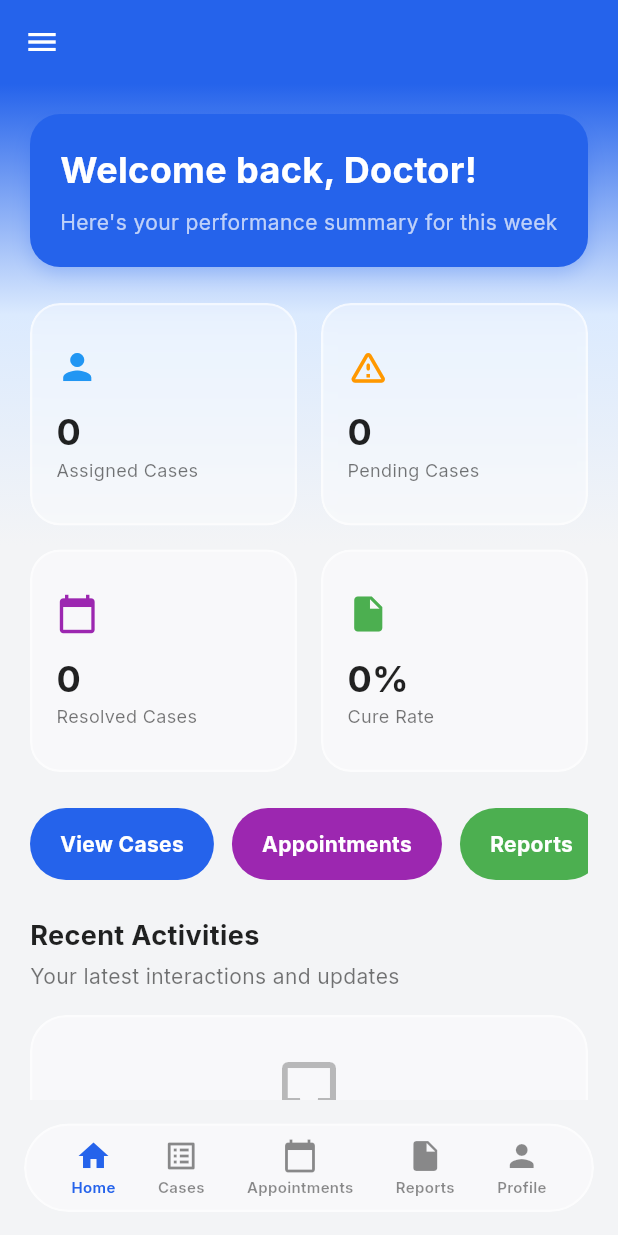
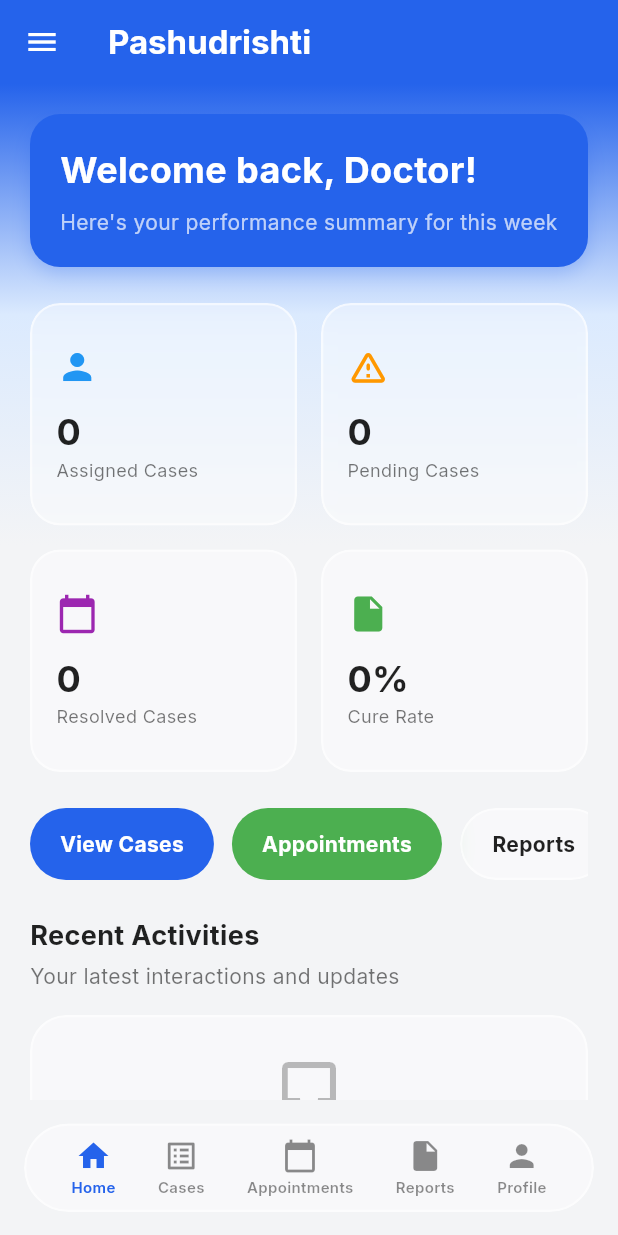
Before and after one commit to Arush006/Pashudrishti_App, a Flutter app: the DoctorShellScreen screen opened by its route, on a phone screen of 412 x 824 dp. Run offline on Flutter 3.47's test engine with Material 3 defaults, Android fonts, the phone set to English and light mode, and no system bars; our stand-ins replace flutter_riverpod, go_router, google_fonts, image_picker; project files that could hold a hidden picture were left out.

Commit message:
colour tweek

```diff
--- a/lib/features/doctor/presentation/doctor_home_screen.dart
+++ b/lib/features/doctor/presentation/doctor_home_screen.dart
@@ -64,17 +64,17 @@ class _DoctorHomeScreenState extends ConsumerState<DoctorHomeScreen> {
                   ),
                 ],
               ),
-              child: const Column(
+              child: Column(
                 crossAxisAlignment: CrossAxisAlignment.start,
                 children: [
                   Text(
-                    'Welcome back, Doctor!',
-                    style: TextStyle(fontSize: 24, fontWeight: FontWeight.bold, color: Colors.white),
+                    l10n.welcomeDoctor,
+                    style: const TextStyle(fontSize: 24, fontWeight: FontWeight.bold, color: Colors.white),
                   ),
-                  SizedBox(height: 8),
+                  const SizedBox(height: 8),
                   Text(
-                    'Here\'s your performance summary for this week',
-                    style: TextStyle(color: Colors.white70),
+                    l10n.performanceSummary,
+                    style: const TextStyle(color: Colors.white70),
                   ),
                 ],
               ),
@@ -88,10 +88,10 @@ class _DoctorHomeScreenState extends ConsumerState<DoctorHomeScreen> {
               mainAxisSpacing: 16,
               childAspectRatio: 1.2,
               children: [
-                _buildSummaryCard('Assigned Cases', _isLoading ? '...' : '${_dashboard['assignedCases'] ?? 0}', Icons.person, Colors.blue),
-                _buildSummaryCard('Pending Cases', _isLoading ? '...' : '${_dashboard['pendingCases'] ?? 0}', Icons.warning_amber_rounded, Colors.orange),
-                _buildSummaryCard('Resolved Cases', _isLoading ? '...' : '${_dashboard['resolvedCases'] ?? 0}', Icons.calendar_today, Colors.purple),
-                _buildSummaryCard('Cure Rate', _isLoading ? '...' : '${_dashboard['cureRate'] ?? 0}%', Icons.insert_drive_file, Colors.green),
+                _buildSummaryCard(l10n.assignedCases, _isLoading ? '...' : '${_dashboard['assignedCases'] ?? 0}', Icons.person, Colors.blue),
+                _buildSummaryCard(l10n.pendingCases, _isLoading ? '...' : '${_dashboard['pendingCases'] ?? 0}', Icons.warning_amber_rounded, Colors.orange),
+                _buildSummaryCard(l10n.resolvedCases, _isLoading ? '...' : '${_dashboard['resolvedCases'] ?? 0}', Icons.calendar_today, Colors.purple),
+                _buildSummaryCard(l10n.cureRate, _isLoading ? '...' : '${_dashboard['cureRate'] ?? 0}%', Icons.insert_drive_file, Colors.green),
               ],
             ),
             const SizedBox(height: 24),
@@ -100,34 +100,30 @@ class _DoctorHomeScreenState extends ConsumerState<DoctorHomeScreen> {
               child: ListView(
                 scrollDirection: Axis.horizontal,
                 children: [
-                  _buildQuickAction('View Cases', const Color(0xFF2563EB), Colors.white, () {
+                  _buildQuickAction(l10n.viewCases, const Color(0xFF2563EB), Colors.white, () {
                     context.push('/doctor-cases');
                   }),
                   const SizedBox(width: 12),
-                  _buildQuickAction(l10n.appointments, Colors.purple, Colors.white, () {
+                  _buildQuickAction(l10n.appointments, Colors.green, Colors.white, () {
                     context.push('/doctor-appointments');
                   }),
                   const SizedBox(width: 12),
-                  _buildQuickAction(l10n.reports, Colors.green, Colors.white, () {
+                  _buildGlassQuickAction(l10n.reports, () {
                     context.push('/doctor-reports');
                   }),
                 ],
               ),
             ),
             const SizedBox(height: 24),
-            const Text('Recent Activities', style: TextStyle(fontSize: 18, fontWeight: FontWeight.bold, color: Colors.black87)),
+            Text(l10n.recentActivities, style: const TextStyle(fontSize: 18, fontWeight: FontWeight.bold, color: Colors.black87)),
             const SizedBox(height: 4),
-            const Text('Your latest interactions and updates', style: TextStyle(color: Colors.black54)),
+            Text(l10n.latestInteractions, style: const TextStyle(color: Colors.black54)),
             const SizedBox(height: 16),
             GlassContainer(
               padding: const EdgeInsets.all(24),
               child: Center(
                 child: Column(
-                  children: const [
-                    Icon(Icons.inbox, size: 48, color: Colors.black26),
-                    SizedBox(height: 16),
-                    Text('No recent activities', style: TextStyle(color: Colors.black54, fontWeight: FontWeight.w600)),
-                  ],
+                  children: [const Icon(Icons.inbox, size: 48, color: Colors.black26), const SizedBox(height: 16), Text(l10n.noRecentActivities, style: const TextStyle(color: Colors.black54, fontWeight: FontWeight.w600))],
                 ),
               ),
             ),
@@ -172,4 +168,18 @@ class _DoctorHomeScreenState extends ConsumerState<DoctorHomeScreen> {
       ),
     );
   }
+
+  Widget _buildGlassQuickAction(String title, VoidCallback onTap) {
+    return InkWell(
+      onTap: onTap,
+      borderRadius: BorderRadius.circular(24),
+      child: GlassContainer(
+        padding: const EdgeInsets.symmetric(horizontal: 20, vertical: 12),
+        borderRadius: BorderRadius.circular(24),
+        child: Center(
+          child: Text(title, style: const TextStyle(color: Colors.black87, fontWeight: FontWeight.bold)),
+        ),
+      ),
+    );
+  }
 }
--- a/lib/features/doctor/presentation/doctor_shell_screen.dart
+++ b/lib/features/doctor/presentation/doctor_shell_screen.dart
@@ -42,6 +42,7 @@ class _DoctorShellScreenState extends State<DoctorShellScreen> {
     return Scaffold(
       extendBody: true,
       appBar: AppBar(
+        title: const Text('Pashudrishti', style: TextStyle(color: Colors.white, fontWeight: FontWeight.bold)),
         backgroundColor: const Color(0xFF2563EB),
         elevation: 0,
         surfaceTintColor: Colors.transparent,
--- a/lib/features/farmer/presentation/farmer_home_screen.dart
+++ b/lib/features/farmer/presentation/farmer_home_screen.dart
@@ -56,6 +56,7 @@ class _FarmerHomeScreenState extends ConsumerState<FarmerHomeScreen> {
     return Scaffold(
       backgroundColor: Colors.transparent,
       appBar: AppBar(
+        title: const Text('Pashudrishti', style: TextStyle(color: Colors.white, fontWeight: FontWeight.bold)),
         backgroundColor: Colors.transparent,
         elevation: 0,
         leading: Builder(
--- a/lib/l10n/app_en.arb
+++ b/lib/l10n/app_en.arb
@@ -61,5 +61,4 @@
   "yourCases": "Your Cases",
   "manageAndTrackCases": "Manage and track all your assigned cases",
   "searchPatient": "Search by patient name...",
-  "inProgress": "In Progress"
-}
+  "inProgress": "In Progress","welcomeDoctor": "Welcome back, Doctor!","performanceSummary": "Here's your performance summary for this week","assignedCases": "Assigned Cases","pendingCases": "Pending Cases","resolvedCases": "Resolved Cases","cureRate": "Cure Rate","viewCases": "View Cases","recentActivities": "Recent Activities","latestInteractions": "Your latest interactions and updates","noRecentActivities": "No recent activities"}
--- a/lib/l10n/app_localizations.dart
+++ b/lib/l10n/app_localizations.dart
@@ -469,6 +469,66 @@ abstract class AppLocalizations {
   /// In en, this message translates to:
   /// **'In Progress'**
   String get inProgress;
+
+  /// No description provided for @welcomeDoctor.
+  ///
+  /// In en, this message translates to:
+  /// **'Welcome back, Doctor!'**
+  String get welcomeDoctor;
+
+  /// No description provided for @performanceSummary.
+  ///
+  /// In en, this message translates to:
+  /// **'Here\'s your performance summary for this week'**
+  String get performanceSummary;
+
+  /// No description provided for @assignedCases.
+  ///
+  /// In en, this message translates to:
+  /// **'Assigned Cases'**
+  String get assignedCases;
+
+  /// No description provided for @pendingCases.
+  ///
+  /// In en, this message translates to:
+  /// **'Pending Cases'**
+  String get pendingCases;
+
+  /// No description provided for @resolvedCases.
+  ///
+  /// In en, this message translates to:
+  /// **'Resolved Cases'**
+  String get resolvedCases;
+
+  /// No description provided for @cureRate.
+  ///
+  /// In en, this message translates to:
+  /// **'Cure Rate'**
+  String get cureRate;
+
+  /// No description provided for @viewCases.
+  ///
+  /// In en, this message translates to:
+  /// **'View Cases'**
+  String get viewCases;
+
+  /// No description provided for @recentActivities.
+  ///
+  /// In en, this message translates to:
+  /// **'Recent Activities'**
+  String get recentActivities;
+
+  /// No description provided for @latestInteractions.
+  ///
+  /// In en, this message translates to:
+  /// **'Your latest interactions and updates'**
+  String get latestInteractions;
+
+  /// No description provided for @noRecentActivities.
+  ///
+  /// In en, this message translates to:
+  /// **'No recent activities'**
+  String get noRecentActivities;
 }
 
 class _AppLocalizationsDelegate
```
Also changed, not shown: lib/features/auth/presentation/login_screen.dart (+0 -27 lines), lib/l10n/app_hi.arb (+11 -1 lines), lib/l10n/app_localizations_en.dart (+31 -0 lines), lib/l10n/app_localizations_hi.dart (+30 -0 lines).
